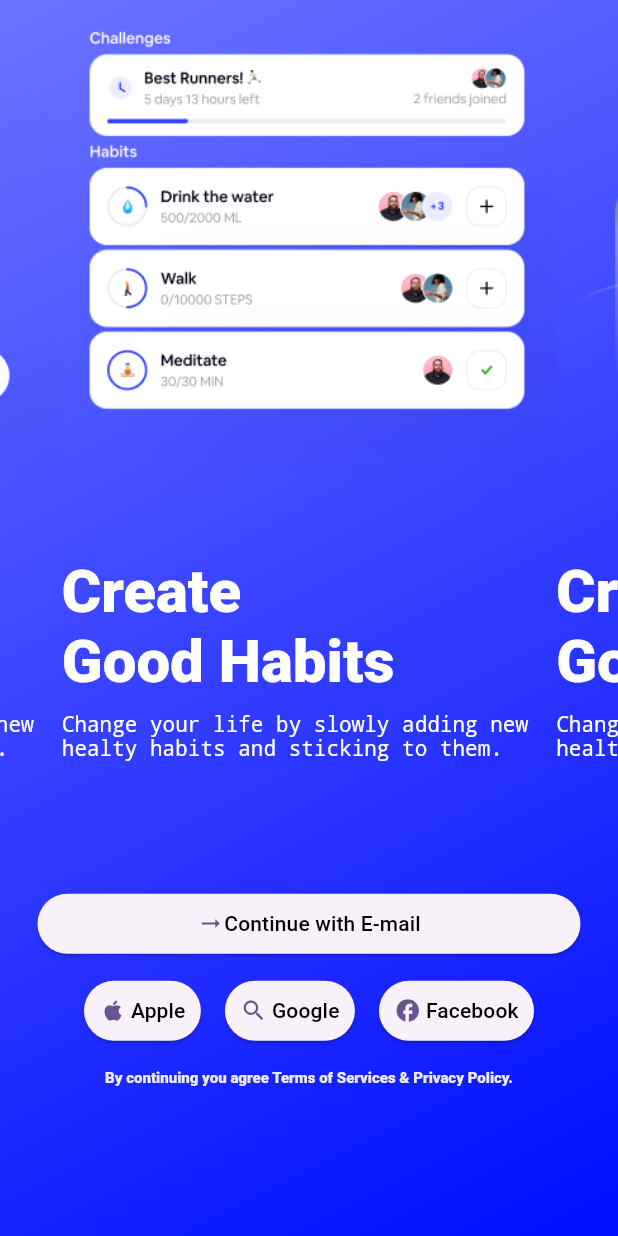
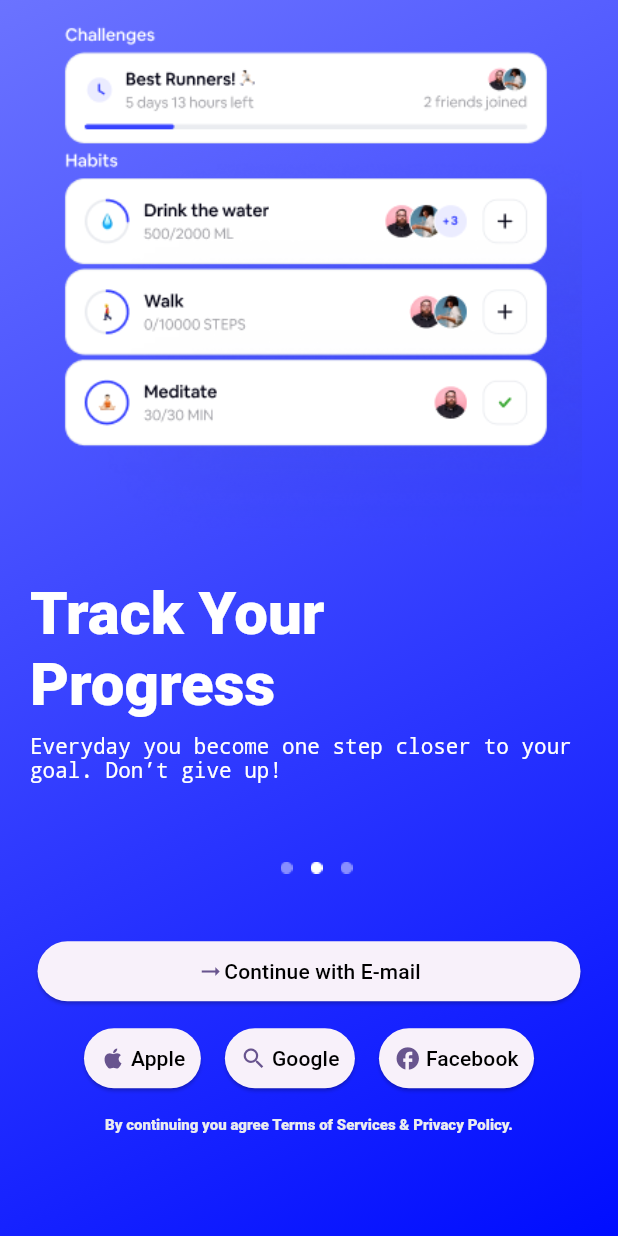
Before and after one commit to Daham2000/habbit-app, a Flutter app: the screen it shows after launch, swiped to page 2, on a phone screen of 412 x 824 dp. Run offline on Flutter 3.47's test engine with Material 3 defaults, Android fonts, the phone set to English and light mode, and no system bars; our stand-ins replace google_fonts.

Commit message:
Start up page slider page Done

```diff
--- a/lib/views/startup_page/startup_page_one.dart
+++ b/lib/views/startup_page/startup_page_one.dart
@@ -9,7 +9,7 @@ class StartupPageOne extends StatefulWidget {
 }
 
 class _StartupPageOneState extends State<StartupPageOne> {
-  final PageController _pageController = PageController(viewportFraction: 0.8);
+  final PageController _pageController = PageController(viewportFraction: 1);
 
   int _currentPage = 0;
   final List<String> images = [
@@ -17,11 +17,22 @@ class _StartupPageOneState extends State<StartupPageOne> {
     'assets/images/startup_page_two.png',
     'assets/images/startup_page_three.png',
   ];
+  final List<String> titles = [
+    'Create Good\nHabits',
+    'Track Your\nProgress',
+    'Stay Together\nand Strong',
+  ];
+  final List<String> descriptions = [
+    'Change your life by slowly adding new healty habits and sticking to them.',
+    'Everyday you become one step closer to your goal. Don’t give up!',
+    'Find friends to discuss common topics. Complete challenges together.',
+  ];
+
   @override
   Widget build(BuildContext context) {
     double screenWidth = MediaQuery.of(context).size.height;
     double imageSizeHeight = screenWidth * 0.45; // 10% of screen width
-    double sliderHeight = screenWidth * 0.70; // 10% of screen width
+    double sliderHeight = screenWidth * 0.69; // 10% of screen width
     return Container(
       child: Column(
         children: [
@@ -36,7 +47,9 @@ class _StartupPageOneState extends State<StartupPageOne> {
                 });
               },
               itemBuilder: (_, index) {
-                return Column(
+                return Padding(
+                  padding: const EdgeInsets.only(left: 20, right: 20, top: 15),
+                  child: Column(
                     children: [
                       Padding(
                         padding: EdgeInsets.only(left: 10.0),
@@ -48,7 +61,7 @@ class _StartupPageOneState extends State<StartupPageOne> {
                       Row(
                         children: [
                           Text(
-                          "Create\nGood Habits",
+                            titles[index],
                             style: GoogleFonts.roboto(
                                 textStyle: TextStyle(
                               color: Colors.white,
@@ -61,7 +74,7 @@ class _StartupPageOneState extends State<StartupPageOne> {
                       Padding(
                         padding: const EdgeInsets.only(top: 10),
                         child: Text(
-                        "Change your life by slowly adding new healty habits and sticking to them.",
+                          descriptions[index],
                           style: TextStyle(
                             color: Colors.white,
                             fontWeight: FontWeight.w100,
@@ -73,11 +86,42 @@ class _StartupPageOneState extends State<StartupPageOne> {
                         ),
                       ),
                     ],
+                  ),
                 );
               },
             ),
           ),
-
+          Center(
+            child: Padding(
+              padding: const EdgeInsets.only(left: 10, bottom: 20),
+              child: Row(
+                mainAxisAlignment: MainAxisAlignment.center,
+                children: [
+                  Padding(
+                    padding: const EdgeInsets.all(5.0),
+                    child: Image.asset(
+                      (_currentPage == 0) ? "assets/images/active_icon.png" : "assets/images/deactive_icon.png",
+                      height: 10,
+                    ),
+                  ),
+                  Padding(
+                    padding: const EdgeInsets.all(5.0),
+                    child: Image.asset(
+                      (_currentPage == 1) ? "assets/images/active_icon.png" : "assets/images/deactive_icon.png",
+                      height: 10,
+                    ),
+                  ),
+                  Padding(
+                    padding: const EdgeInsets.all(5.0),
+                    child: Image.asset(
+                      (_currentPage == 2) ? "assets/images/active_icon.png" : "assets/images/deactive_icon.png",
+                      height: 10,
+                    ),
+                  ),
+                ],
+              ),
+            ),
+          )
         ],
       ),
     );
--- a/pubspec.yaml
+++ b/pubspec.yaml
@@ -67,6 +67,8 @@ flutter:
     - assets/images/startup_img.png
     - assets/images/startup_page_two.png
     - assets/images/startup_page_three.png
+    - assets/images/active_icon.png
+    - assets/images/deactive_icon.png
 
   # An image asset can refer to one or more resolution-specific "variants", see
   # https://flutter.dev/assets-and-images/#resolution-aware
```
Also changed, not shown: assets/images/active_icon.png (added), assets/images/deactive_icon.png (added). Lines whose indentation alone changed are shown as unchanged.
